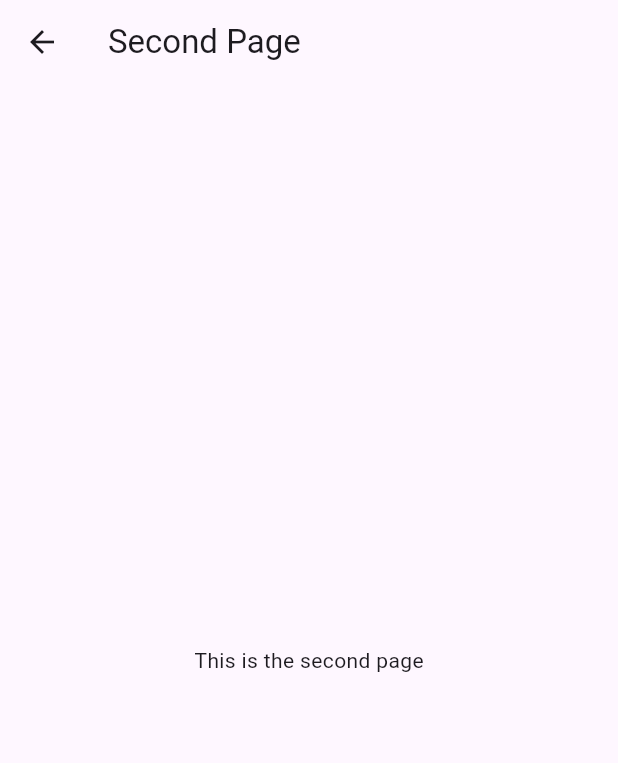
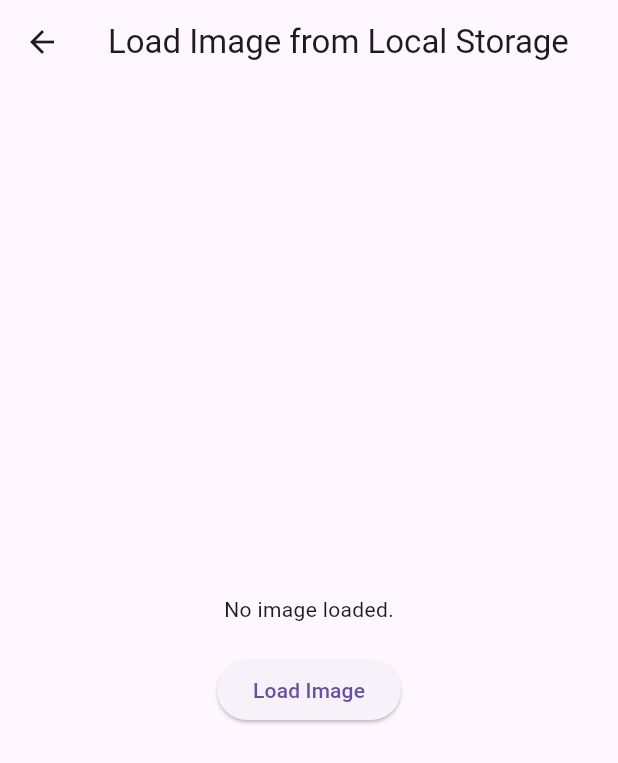
Before and after one commit to JahnuBest/CSS-545-Project, a Flutter app: the SecondPage screen opened directly, on a phone screen of 412 x 824 dp. Shown: the top 763 px of the screen. Run offline on Flutter 3.47's test engine with Material 3 defaults, Android fonts, the phone set to English and light mode, and no system bars; our stand-ins replace file_picker, permission_handler.

Commit message:
Media storage and access example

```diff
--- /dev/null
+++ b/datastorage.txt
@@ -0,0 +1,10 @@
+There are several methods of storing and accessing local media with Flutter.
+path_provider allows a user to load media if the path of the media is known, but doesn't work well if the media isn't cached or the location isn't known.
+file_picker is an alternate to path_provider where a file can be located, stored, and used if the location was not known before, but requires more intervention from the user.
+One can also conceivably store media files in an assets folder and bundle them with the app. This increases app size, but doesn't require the app to ask for permission to access storage.
+There are other techniques like SQL Lite (for "storing" large amounts of media, but can be tough to set up),
+or cached_network_image (https://pub.dev/packages/cached_network_image) which can cache images downloaded from the internet (but can only store images).
+This document outlines the pros and cons of various techniques to store and display media to a user with Flutter and Dart.
+
+The example code implements both a one-time permission request to access storage (checks every time)
+and a display of an image that is loaded and stored locally, using file_picker. (The image does not currently persist across screens.)
--- a/lib/main.dart
+++ b/lib/main.dart
@@ -29,7 +29,7 @@ class HomePage extends StatelessWidget {
           child: Column (
             mainAxisSize: MainAxisSize.min,
             children: <Widget>[
-              const Text('Click this button to go to the Second Page'),
+              const Text('Click this button to load an image'),
               const SizedBox(height: 20),
               ElevatedButton(onPressed: () {
               Navigator.push(
--- a/lib/second_page.dart
+++ b/lib/second_page.dart
@@ -1,15 +1,76 @@
+import 'dart:io';
+
 import 'package:flutter/material.dart';
+import 'package:file_picker/file_picker.dart';
+import 'package:permission_handler/permission_handler.dart';
 
-class SecondPage extends StatelessWidget {
+class SecondPage extends StatefulWidget {
   const SecondPage({super.key});
+
+  @override
+  _ImageLoaderScreenState createState() => _ImageLoaderScreenState();
+}
+
+class _ImageLoaderScreenState extends State<SecondPage> {
+  String? _imageFile;
+
+  Future<bool> _requestPermission() async {
+    PermissionStatus status = await Permission.storage.request();
+    return status.isGranted;
+  }
+
+  Future<void> _pickImage() async {
+    bool permissionGranted = await _requestPermission();
+
+    if (permissionGranted) {
+      FilePickerResult? result = await FilePicker.platform.pickFiles(
+        type: FileType.image,
+      );
+
+      if (result != null && result.files.single.path != null) {
+        setState(() {
+          _imageFile = result.files.single.path;
+        });
+      } else {
+        ScaffoldMessenger.of(context).showSnackBar(
+          const SnackBar(content: Text('No file selected!')),
+        );
+      }
+    } else {
+      ScaffoldMessenger.of(context).showSnackBar(
+        const SnackBar(content: Text('Permission denied!')),
+      );
+    }
+  }
 
   @override
   Widget build(BuildContext context) {
     return Scaffold(
-      appBar: AppBar(title: const Text('Second Page'),
+      appBar: AppBar(
+        title: const Text('Load Image from Local Storage'),
       ),
-      body: const Center(
-        child: Text('This is the second page'),
+      body: Center(
+        child: Column(
+          mainAxisAlignment: MainAxisAlignment.center,
+          children: [
+            if (_imageFile != null)
+              Flexible(child: Image.file(
+                File(_imageFile!),
+                fit: BoxFit.contain,
+                height: 300,
+                ),
+              )
+            else
+              const Text('No image loaded.'),
+
+            const SizedBox(height: 20),
+
+            ElevatedButton(
+              onPressed: _pickImage,
+              child: const Text('Load Image'),
+            ),
+          ],
+        ),
       ),
     );
   }
```
Also changed, not shown: pubspec.yaml (+5 -2 lines), pubspec.lock, 3 other files.
